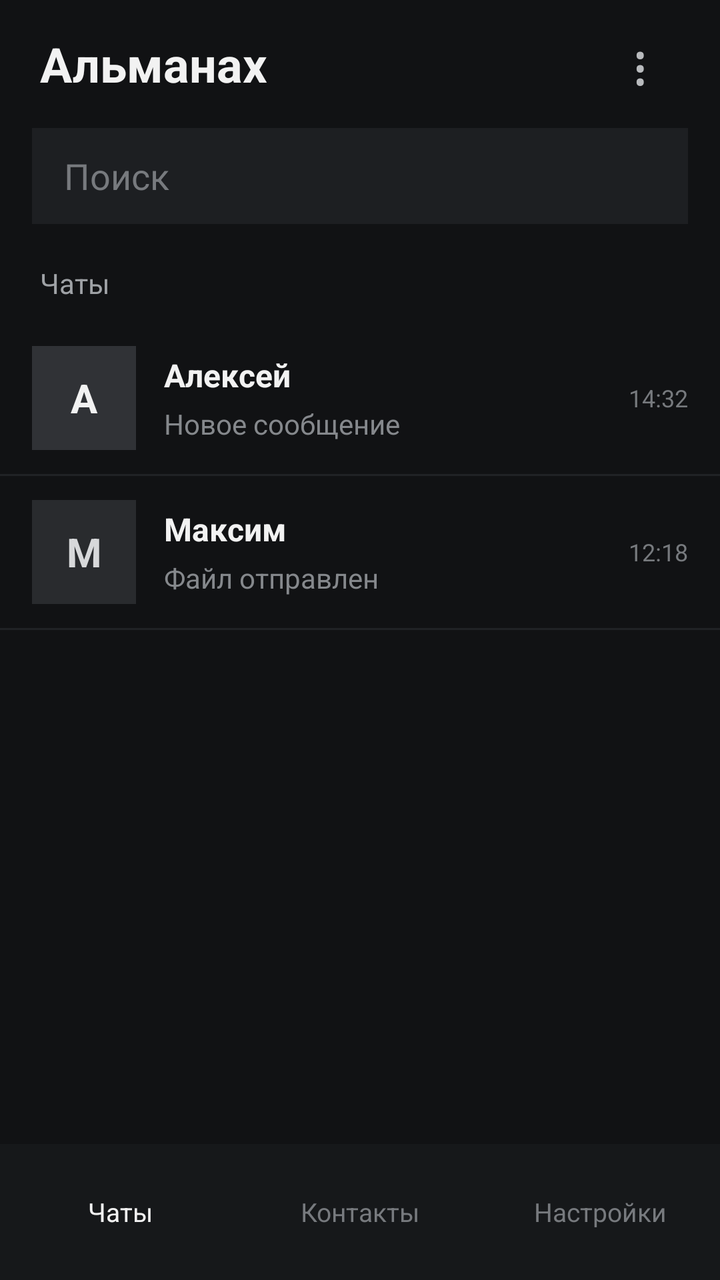
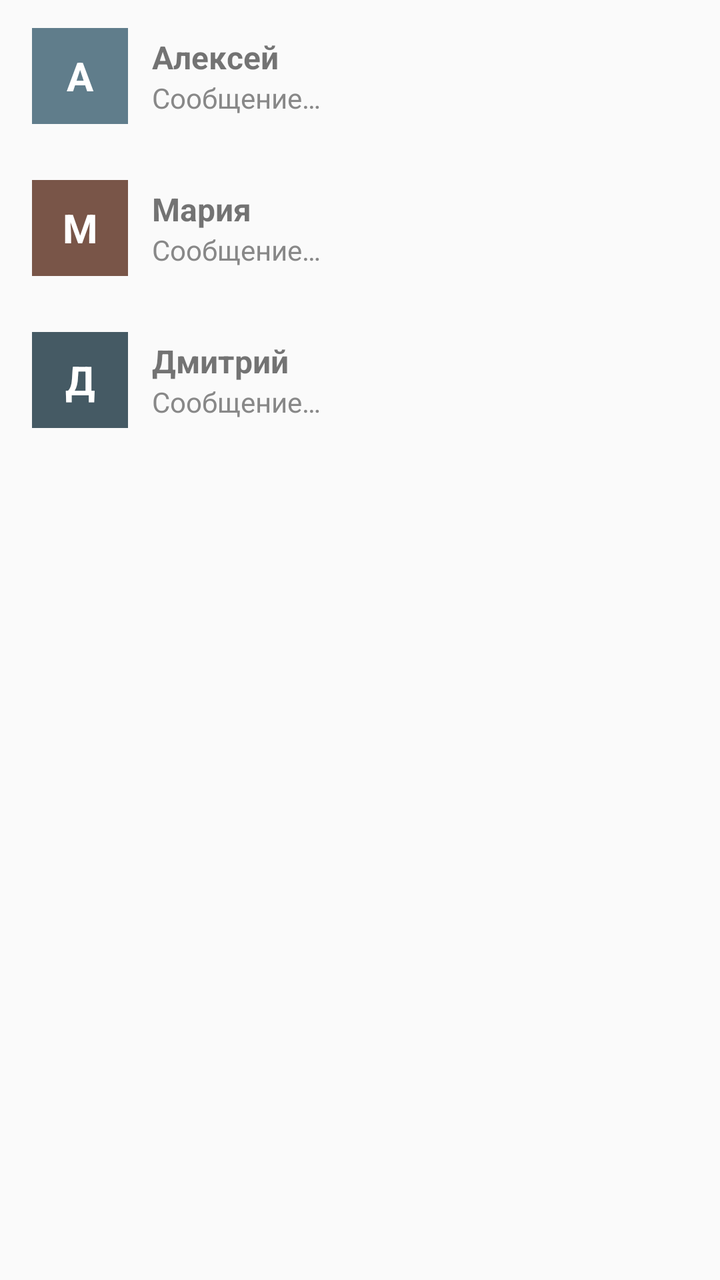

Compare the two renders of this Android layout. The source of the first and the diff that turns it into the second are given below.
<!-- AndroidManifest.xml: application theme Theme.Almanac -->
<!-- res/layout/activity_main.xml -->
<?xml version="1.0" encoding="utf-8"?>
<LinearLayout xmlns:android="http://schemas.android.com/apk/res/android"
    android:layout_width="match_parent"
    android:layout_height="match_parent"
    android:orientation="vertical"
    android:background="#111214">

    <LinearLayout
        android:layout_width="match_parent"
        android:layout_height="64dp"
        android:gravity="center_vertical"
        android:orientation="horizontal"
        android:paddingStart="20dp"
        android:paddingEnd="20dp">

        <TextView
            android:layout_width="0dp"
            android:layout_height="wrap_content"
            android:layout_weight="1"
            android:text="@string/app_name"
            android:textColor="#F2F2F2"
            android:textSize="24sp"
            android:textStyle="bold" />

        <TextView
            android:layout_width="40dp"
            android:layout_height="40dp"
            android:gravity="center"
            android:text="⋮"
            android:textColor="#B8BABD"
            android:textSize="28sp" />

    </LinearLayout>

    <EditText
        android:layout_width="match_parent"
        android:layout_height="48dp"
        android:layout_marginStart="16dp"
        android:layout_marginEnd="16dp"
        android:layout_marginBottom="12dp"
        android:background="#1D1F22"
        android:hint="Поиск"
        android:paddingStart="16dp"
        android:paddingEnd="16dp"
        android:singleLine="true"
        android:textColor="#F2F2F2"
        android:textColorHint="#777A7E" />

    <TextView
        android:layout_width="match_parent"
        android:layout_height="wrap_content"
        android:paddingStart="20dp"
        android:paddingTop="8dp"
        android:paddingBottom="10dp"
        android:text="Чаты"
        android:textColor="#9FA2A6"
        android:textSize="14sp" />

    <ScrollView
        android:layout_width="match_parent"
        android:layout_height="0dp"
        android:layout_weight="1"
        android:fillViewport="true">

        <LinearLayout
            android:layout_width="match_parent"
            android:layout_height="wrap_content"
            android:orientation="vertical">

            <LinearLayout
                android:layout_width="match_parent"
                android:layout_height="76dp"
                android:gravity="center_vertical"
                android:paddingStart="16dp"
                android:paddingEnd="16dp">

                <TextView
                    android:layout_width="52dp"
                    android:layout_height="52dp"
                    android:background="#303236"
                    android:gravity="center"
                    android:text="А"
                    android:textColor="#F2F2F2"
                    android:textSize="20sp"
                    android:textStyle="bold" />

                <LinearLayout
                    android:layout_width="0dp"
                    android:layout_height="wrap_content"
                    android:layout_marginStart="14dp"
                    android:layout_weight="1"
                    android:orientation="vertical">

                    <TextView
                        android:layout_width="match_parent"
                        android:layout_height="wrap_content"
                        android:text="Алексей"
                        android:textColor="#F2F2F2"
                        android:textSize="16sp"
                        android:textStyle="bold" />

                    <TextView
                        android:layout_width="match_parent"
                        android:layout_height="wrap_content"
                        android:layout_marginTop="4dp"
                        android:text="Новое сообщение"
                        android:textColor="#85888C"
                        android:textSize="14sp" />

                </LinearLayout>

                <TextView
                    android:layout_width="wrap_content"
                    android:layout_height="wrap_content"
                    android:text="14:32"
                    android:textColor="#777A7E"
                    android:textSize="12sp" />

            </LinearLayout>

            <View
                android:layout_width="match_parent"
                android:layout_height="1dp"
                android:background="#202225" />

            <LinearLayout
                android:layout_width="match_parent"
                android:layout_height="76dp"
                android:gravity="center_vertical"
                android:paddingStart="16dp"
                android:paddingEnd="16dp">

                <TextView
                    android:layout_width="52dp"
                    android:layout_height="52dp"
                    android:background="#292B2E"
                    android:gravity="center"
                    android:text="М"
                    android:textColor="#D7D8DA"
                    android:textSize="20sp"
                    android:textStyle="bold" />

                <LinearLayout
                    android:layout_width="0dp"
                    android:layout_height="wrap_content"
                    android:layout_marginStart="14dp"
                    android:layout_weight="1"
                    android:orientation="vertical">

                    <TextView
                        android:layout_width="match_parent"
                        android:layout_height="wrap_content"
                        android:text="Максим"
                        android:textColor="#F2F2F2"
                        android:textSize="16sp"
                        android:textStyle="bold" />

                    <TextView
                        android:layout_width="match_parent"
                        android:layout_height="wrap_content"
                        android:layout_marginTop="4dp"
                        android:text="Файл отправлен"
                        android:textColor="#85888C"
                        android:textSize="14sp" />

                </LinearLayout>

                <TextView
                    android:layout_width="wrap_content"
                    android:layout_height="wrap_content"
                    android:text="12:18"
                    android:textColor="#777A7E"
                    android:textSize="12sp" />

            </LinearLayout>

            <View
                android:layout_width="match_parent"
                android:layout_height="1dp"
                android:background="#202225" />

        </LinearLayout>

    </ScrollView>

    <LinearLayout
        android:layout_width="match_parent"
        android:layout_height="68dp"
        android:background="#16181A"
        android:gravity="center"
        android:orientation="horizontal">

        <TextView
            android:layout_width="0dp"
            android:layout_height="match_parent"
            android:layout_weight="1"
            android:gravity="center"
            android:text="Чаты"
            android:textColor="#F2F2F2"
            android:textSize="13sp" />

        <TextView
            android:layout_width="0dp"
            android:layout_height="match_parent"
            android:layout_weight="1"
            android:gravity="center"
            android:text="Контакты"
            android:textColor="#777A7E"
            android:textSize="13sp" />

        <TextView
            android:layout_width="0dp"
            android:layout_height="match_parent"
            android:layout_weight="1"
            android:gravity="center"
            android:text="Настройки"
            android:textColor="#777A7E"
            android:textSize="13sp" />

    </LinearLayout>

</LinearLayout>
<!-- resources referenced by this layout -->
<resources>
  <string name="app_name">Альманах</string>
  <style name="Theme.Almanac" parent="Theme.AppCompat.Light.DarkActionBar" />
</resources>

<!-- the commit's change to res/layout/activity_main.xml (unified diff, before → after) -->
@@ -2,221 +2,144 @@
 <LinearLayout xmlns:android="http://schemas.android.com/apk/res/android"
     android:layout_width="match_parent"
     android:layout_height="match_parent"
-    android:orientation="vertical"
-    android:background="#111214">
+    android:orientation="vertical">
 
+    
     <LinearLayout
+        android:id="@+id/chatAlexey"
         android:layout_width="match_parent"
-        android:layout_height="64dp"
+        android:layout_height="76dp"
+        android:orientation="horizontal"
         android:gravity="center_vertical"
-        android:orientation="horizontal"
-        android:paddingStart="20dp"
-        android:paddingEnd="20dp">
+        android:paddingStart="16dp"
+        android:paddingEnd="16dp"
+        android:background="?android:attr/selectableItemBackground"
+        android:clickable="true"
+        android:focusable="true">
 
         <TextView
+            android:layout_width="48dp"
+            android:layout_height="48dp"
+            android:background="#607D8B"
+            android:gravity="center"
+            android:text="А"
+            android:textColor="#FFFFFF"
+            android:textSize="20sp"
+            android:textStyle="bold" />
+
+        <LinearLayout
             android:layout_width="0dp"
             android:layout_height="wrap_content"
             android:layout_weight="1"
-            android:text="@string/app_name"
-            android:textColor="#F2F2F2"
-            android:textSize="24sp"
+            android:orientation="vertical"
+            android:paddingStart="12dp">
+
+            <TextView
+                android:layout_width="wrap_content"
+                android:layout_height="wrap_content"
+                android:text="@string/contact_alexey"
+                android:textSize="16sp"
+                android:textStyle="bold" />
+
+            <TextView
+                android:layout_width="wrap_content"
+                android:layout_height="wrap_content"
+                android:text="@string/last_message"
+                android:textSize="14sp"
+                android:textColor="#888888" />
+        </LinearLayout>
+    </LinearLayout>
+
+    
+    <LinearLayout
+        android:id="@+id/chatMaria"
+        android:layout_width="match_parent"
+        android:layout_height="76dp"
+        android:orientation="horizontal"
+        android:gravity="center_vertical"
+        android:paddingStart="16dp"
+        android:paddingEnd="16dp"
+        android:background="?android:attr/selectableItemBackground"
+        android:clickable="true"
+        android:focusable="true">
+
+        <TextView
+            android:layout_width="48dp"
+            android:layout_height="48dp"
+            android:background="#795548"
+            android:gravity="center"
+            android:text="М"
+            android:textColor="#FFFFFF"
+            android:textSize="20sp"
             android:textStyle="bold" />
 
-        <TextView
-            android:layout_width="40dp"
-            android:layout_height="40dp"
-            android:gravity="center"
-            android:text="⋮"
-            android:textColor="#B8BABD"
-            android:textSize="28sp" />
+        <LinearLayout
+            android:layout_width="0dp"
+            android:layout_height="wrap_content"
+            android:layout_weight="1"
+            android:orientation="vertical"
+            android:paddingStart="12dp">
 
+            <TextView
+                android:layout_width="wrap_content"
+                android:layout_height="wrap_content"
+                android:text="@string/contact_maria"
+                android:textSize="16sp"
+                android:textStyle="bold" />
+
+            <TextView
+                android:layout_width="wrap_content"
+                android:layout_height="wrap_content"
+                android:text="@string/last_message"
+                android:textSize="14sp"
+                android:textColor="#888888" />
+        </LinearLayout>
     </LinearLayout>
 
-    <EditText
+    
+    <LinearLayout
+        android:id="@+id/chatDmitry"
         android:layout_width="match_parent"
-        android:layout_height="48dp"
-        android:layout_marginStart="16dp"
-        android:layout_marginEnd="16dp"
-        android:layout_marginBottom="12dp"
-        android:background="#1D1F22"
-        android:hint="Поиск"
+        android:layout_height="76dp"
+        android:orientation="horizontal"
+        android:gravity="center_vertical"
         android:paddingStart="16dp"
         android:paddingEnd="16dp"
-        android:singleLine="true"
-        android:textColor="#F2F2F2"
-        android:textColorHint="#777A7E" />
+        android:background="?android:attr/selectableItemBackground"
+        android:clickable="true"
+        android:focusable="true">
 
-    <TextView
-        android:layout_width="match_parent"
-        android:layout_height="wrap_content"
-        android:paddingStart="20dp"
-        android:paddingTop="8dp"
-        android:paddingBottom="10dp"
-        android:text="Чаты"
-        android:textColor="#9FA2A6"
-        android:textSize="14sp" />
-
-    <ScrollView
-        android:layout_width="match_parent"
-        android:layout_height="0dp"
-        android:layout_weight="1"
-        android:fillViewport="true">
+        <TextView
+            android:layout_width="48dp"
+            android:layout_height="48dp"
+            android:background="#455A64"
+            android:gravity="center"
+            android:text="Д"
+            android:textColor="#FFFFFF"
+            android:textSize="20sp"
+            android:textStyle="bold" />
 
         <LinearLayout
-            android:layout_width="match_parent"
+            android:layout_width="0dp"
             android:layout_height="wrap_content"
-            android:orientation="vertical">
+            android:layout_weight="1"
+            android:orientation="vertical"
+            android:paddingStart="12dp">
 
-            <LinearLayout
-                android:layout_width="match_parent"
-                android:layout_height="76dp"
-                android:gravity="center_vertical"
-                android:paddingStart="16dp"
-                android:paddingEnd="16dp">
+            <TextView
+                android:layout_width="wrap_content"
+                android:layout_height="wrap_content"
+                android:text="@string/contact_dmitry"
+                android:textSize="16sp"
+                android:textStyle="bold" />
 
-                <TextView
-                    android:layout_width="52dp"
-                    android:layout_height="52dp"
-                    android:background="#303236"
-                    android:gravity="center"
-                    android:text="А"
-                    android:textColor="#F2F2F2"
-                    android:textSize="20sp"
-                    android:textStyle="bold" />
-
-                <LinearLayout
-                    android:layout_width="0dp"
-                    android:layout_height="wrap_content"
-                    android:layout_marginStart="14dp"
-                    android:layout_weight="1"
-                    android:orientation="vertical">
-
-                    <TextView
-                        android:layout_width="match_parent"
-                        android:layout_height="wrap_content"
-                        android:text="Алексей"
-                        android:textColor="#F2F2F2"
-                        android:textSize="16sp"
-                        android:textStyle="bold" />
-
-                    <TextView
-                        android:layout_width="match_parent"
-                        android:layout_height="wrap_content"
-                        android:layout_marginTop="4dp"
-                        android:text="Новое сообщение"
-                        android:textColor="#85888C"
-                        android:textSize="14sp" />
-
-                </LinearLayout>
-
-                <TextView
-                    android:layout_width="wrap_content"
-                    android:layout_height="wrap_content"
-                    android:text="14:32"
-                    android:textColor="#777A7E"
-                    android:textSize="12sp" />
-
-            </LinearLayout>
-
-            <View
-                android:layout_width="match_parent"
-                android:layout_height="1dp"
-                android:background="#202225" />
-
-            <LinearLayout
-                android:layout_width="match_parent"
-                android:layout_height="76dp"
-                android:gravity="center_vertical"
-                android:paddingStart="16dp"
-                android:paddingEnd="16dp">
-
-                <TextView
-                    android:layout_width="52dp"
-                    android:layout_height="52dp"
-                    android:background="#292B2E"
-                    android:gravity="center"
-                    android:text="М"
-                    android:textColor="#D7D8DA"
-                    android:textSize="20sp"
-                    android:textStyle="bold" />
-
-                <LinearLayout
-                    android:layout_width="0dp"
-                    android:layout_height="wrap_content"
-                    android:layout_marginStart="14dp"
-                    android:layout_weight="1"
-                    android:orientation="vertical">
-
-                    <TextView
-                        android:layout_width="match_parent"
-                        android:layout_height="wrap_content"
-                        android:text="Максим"
-                        android:textColor="#F2F2F2"
-                        android:textSize="16sp"
-                        android:textStyle="bold" />
-
-                    <TextView
-                        android:layout_width="match_parent"
-                        android:layout_height="wrap_content"
-                        android:layout_marginTop="4dp"
-                        android:text="Файл отправлен"
-                        android:textColor="#85888C"
-                        android:textSize="14sp" />
-
-                </LinearLayout>
-
-                <TextView
-                    android:layout_width="wrap_content"
-                    android:layout_height="wrap_content"
-                    android:text="12:18"
-                    android:textColor="#777A7E"
-                    android:textSize="12sp" />
-
-            </LinearLayout>
-
-            <View
-                android:layout_width="match_parent"
-                android:layout_height="1dp"
-                android:background="#202225" />
-
+            <TextView
+                android:layout_width="wrap_content"
+                android:layout_height="wrap_content"
+                android:text="@string/last_message"
+                android:textSize="14sp"
+                android:textColor="#888888" />
         </LinearLayout>
-
-    </ScrollView>
-
-    <LinearLayout
-        android:layout_width="match_parent"
-        android:layout_height="68dp"
-        android:background="#16181A"
-        android:gravity="center"
-        android:orientation="horizontal">
-
-        <TextView
-            android:layout_width="0dp"
-            android:layout_height="match_parent"
-            android:layout_weight="1"
-            android:gravity="center"
-            android:text="Чаты"
-            android:textColor="#F2F2F2"
-            android:textSize="13sp" />
-
-        <TextView
-            android:layout_width="0dp"
-            android:layout_height="match_parent"
-            android:layout_weight="1"
-            android:gravity="center"
-            android:text="Контакты"
-            android:textColor="#777A7E"
-            android:textSize="13sp" />
-
-        <TextView
-            android:layout_width="0dp"
-            android:layout_height="match_parent"
-            android:layout_weight="1"
-            android:gravity="center"
-            android:text="Настройки"
-            android:textColor="#777A7E"
-            android:textSize="13sp" />
-
     </LinearLayout>
 
 </LinearLayout>
<!-- resource entries referenced after the edit -->
@@ -1,6 +1,9 @@
 <!-- resources referenced by this layout -->
 <resources>
-  <string name="app_name">Альманах</string>
+  <string name="contact_alexey">Алексей</string>
+  <string name="contact_dmitry">Дмитрий</string>
+  <string name="contact_maria">Мария</string>
+  <string name="last_message">Сообщение…</string>
   <style name="Theme.Almanac" parent="Theme.AppCompat.Light.DarkActionBar" />
 </resources>
 
